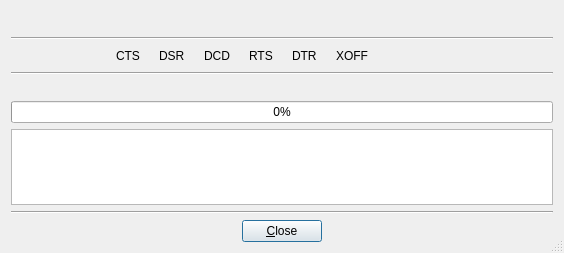
Qt form src/serialtransmissiondialog.ui (GCodeProjects/GCodeWorkShop) before a commit.
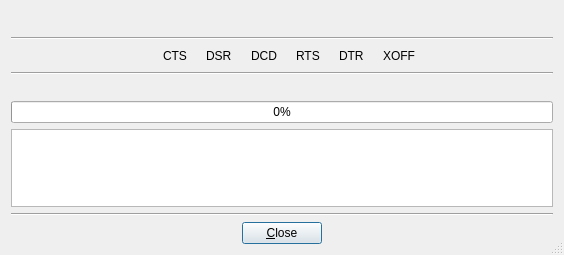
The same form after that commit. Icons and pictures are not drawn.

What changed in the file:
```diff
--- a/src/serialtransmissiondialog.ui
+++ b/src/serialtransmissiondialog.ui
@@ -10,7 +10,7 @@
     <x>0</x>
     <y>0</y>
     <width>564</width>
-    <height>253</height>
+    <height>255</height>
    </rect>
   </property>
   <property name="windowIcon">
@@ -324,22 +324,6 @@
        </property>
       </spacer>
      </item>
-     <item>
-      <spacer name="horizontalSpacer_4">
-       <property name="orientation">
-        <enum>Qt::Horizontal</enum>
-       </property>
-       <property name="sizeType">
-        <enum>QSizePolicy::MinimumExpanding</enum>
-       </property>
-       <property name="sizeHint" stdset="0">
-        <size>
-         <width>5</width>
-         <height>20</height>
-        </size>
-       </property>
-      </spacer>
-     </item>
     </layout>
    </item>
    <item>
```
